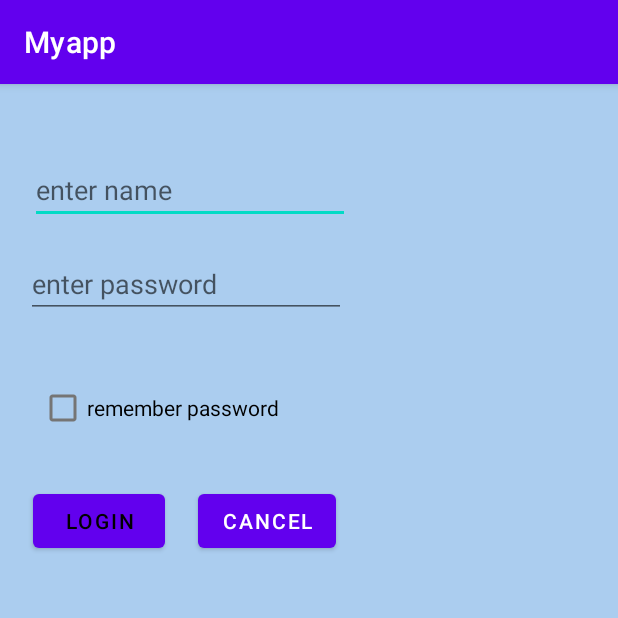
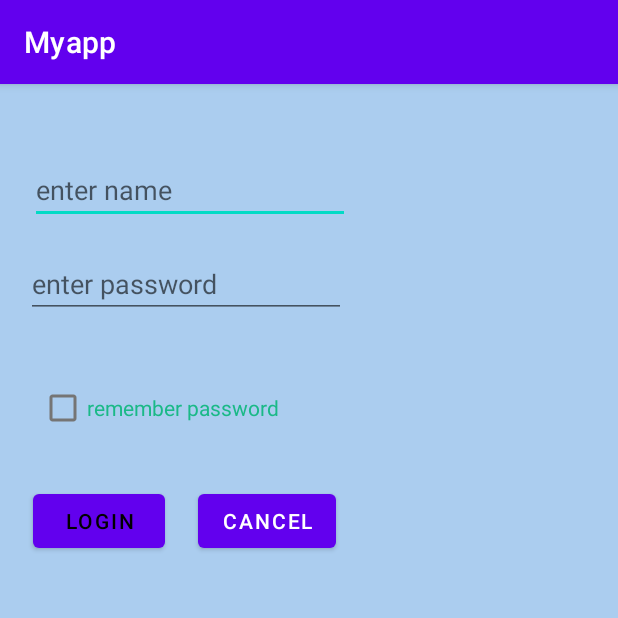
Before and after one commit to abdultanveer/Myapp, an Android app: the screen it shows after launch (MainActivity), on a phone screen of 412 x 824 dp, the top half of it. Run offline under Robolectric (Android 15) with nearby library versions, the phone set to English and light mode, and no system bars.

Commit message:
colors.xml

```diff
--- a/app/src/main/res/layout/activity_main.xml
+++ b/app/src/main/res/layout/activity_main.xml
@@ -32,6 +32,7 @@
         app:layout_constraintTop_toBottomOf="@+id/editTextTextPersonName" />
 
     <CheckBox
+        android:textColor="@color/mobignoiscolor"
         android:id="@+id/checkBox"
         android:layout_width="wrap_content"
         android:layout_height="wrap_content"
--- a/app/src/main/res/values/colors.xml
+++ b/app/src/main/res/values/colors.xml
@@ -7,4 +7,5 @@
     <color name="teal_700">#FF018786</color>
     <color name="black">#FF000000</color>
     <color name="white">#FFFFFFFF</color>
+    <color name="mobignoiscolor">#1ab987</color>
 </resources>
```
